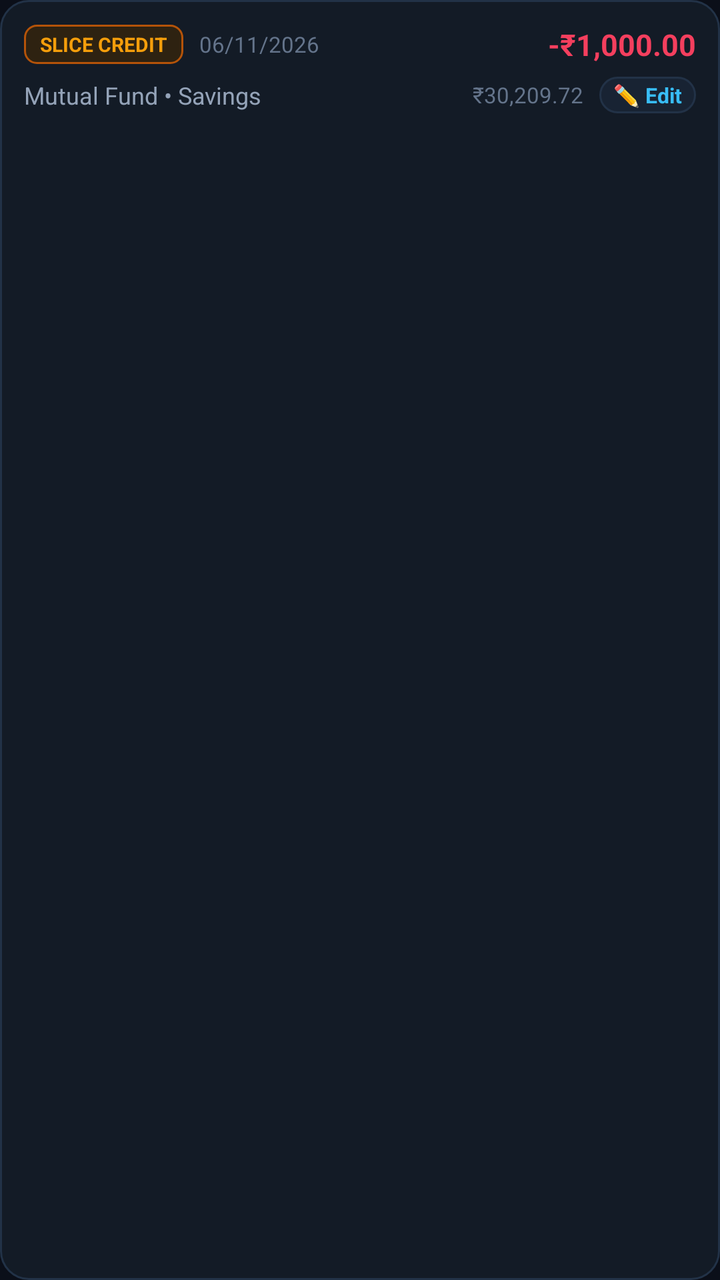
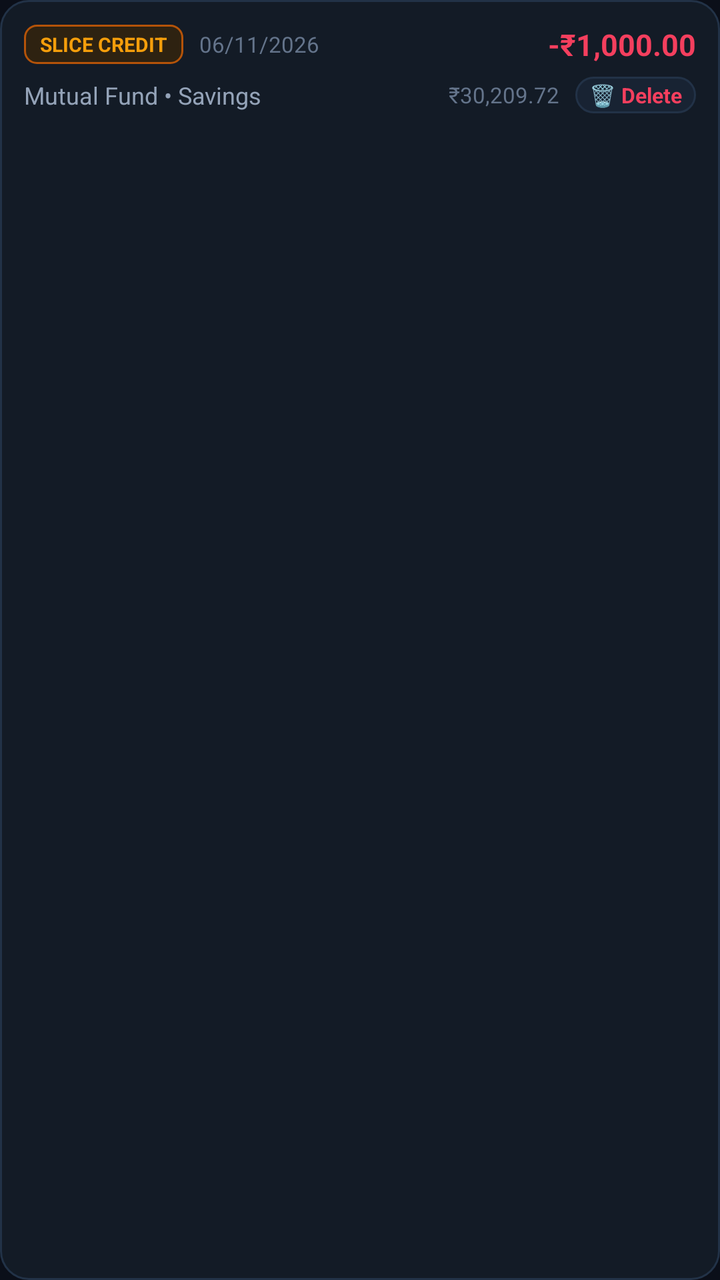

An Android layout rendered at two revisions. The XML below is the earlier revision; the diff shows what the commit changed to produce the second picture.
<!-- AndroidManifest.xml: application theme AppTheme -->
<!-- res/layout/item_transaction.xml -->
<?xml version="1.0" encoding="utf-8"?>
<LinearLayout
    xmlns:android="http://schemas.android.com/apk/res/android"
    android:layout_width="match_parent"
    android:layout_height="wrap_content"
    android:orientation="vertical"
    android:background="@drawable/bg_card"
    android:foreground="?android:attr/selectableItemBackground"
    android:clickable="true"
    android:focusable="true"
    android:padding="12dp"
    android:layout_marginBottom="8dp">

    
    <LinearLayout
        android:layout_width="match_parent"
        android:layout_height="wrap_content"
        android:orientation="horizontal"
        android:gravity="center_vertical">

        
        <TextView
            android:id="@+id/tvTxSourceBadge"
            android:layout_width="wrap_content"
            android:layout_height="wrap_content"
            android:text="SLICE CREDIT"
            android:textColor="@color/amber_gold"
            android:textSize="10sp"
            android:textStyle="bold"
            android:background="@drawable/bg_badge_loan"
            android:paddingStart="8dp"
            android:paddingEnd="8dp"
            android:paddingTop="3dp"
            android:paddingBottom="3dp" />

        <TextView
            android:id="@+id/tvTxDate"
            android:layout_width="wrap_content"
            android:layout_height="wrap_content"
            android:layout_marginStart="8dp"
            android:text="06/11/2026"
            android:textColor="@color/text_muted"
            android:textSize="11sp" />

        <View
            android:layout_width="0dp"
            android:layout_height="1dp"
            android:layout_weight="1" />

        
        <TextView
            android:id="@+id/tvTxAmount"
            android:layout_width="wrap_content"
            android:layout_height="wrap_content"
            android:text="-₹1,000.00"
            android:textColor="@color/red_rose"
            android:textSize="15sp"
            android:textStyle="bold" />
    </LinearLayout>

    
    <LinearLayout
        android:layout_width="match_parent"
        android:layout_height="wrap_content"
        android:layout_marginTop="6dp"
        android:orientation="horizontal"
        android:gravity="center_vertical">

        <TextView
            android:id="@+id/tvTxCategoryDesc"
            android:layout_width="0dp"
            android:layout_height="wrap_content"
            android:layout_weight="1"
            android:text="Mutual Fund • Savings"
            android:textColor="@color/text_secondary"
            android:textSize="12sp" />

        <TextView
            android:id="@+id/tvTxRemainder"
            android:layout_width="wrap_content"
            android:layout_height="wrap_content"
            android:text="₹30,209.72"
            android:textColor="@color/text_muted"
            android:textSize="11sp" />

        <TextView
            android:id="@+id/btnEditTxItem"
            android:layout_width="wrap_content"
            android:layout_height="wrap_content"
            android:layout_marginStart="8dp"
            android:background="@drawable/bg_pill_dark"
            android:text="✏️ Edit"
            android:textColor="@color/blue_sky"
            android:textSize="10.5sp"
            android:textStyle="bold"
            android:paddingStart="7dp"
            android:paddingEnd="7dp"
            android:paddingTop="2dp"
            android:paddingBottom="2dp" />
    </LinearLayout>

</LinearLayout>
<!-- resources referenced by this layout -->
<resources>
  <color name="amber_gold">#F59E0B</color>
  <color name="blue_sky">#38BDF8</color>
  <color name="red_rose">#F43F5E</color>
  <color name="text_muted">#64748B</color>
  <color name="text_secondary">#94A3B8</color>
  <!-- drawable bg_badge_loan (drawable) -->
  <?xml version="1.0" encoding="utf-8"?>
  <shape xmlns:android="http://schemas.android.com/apk/res/android"
      android:shape="rectangle">
      <solid android:color="@color/amber_bg" />
      <corners android:radius="6dp" />
      <stroke
          android:width="1dp"
          android:color="#B45309" />
  </shape>
  <!-- drawable bg_card (drawable) -->
  <?xml version="1.0" encoding="utf-8"?>
  <shape xmlns:android="http://schemas.android.com/apk/res/android"
      android:shape="rectangle">
      <solid android:color="@color/bg_card" />
      <corners android:radius="14dp" />
      <stroke
          android:width="1dp"
          android:color="@color/border_dark" />
  </shape>
  <!-- drawable bg_pill_dark (drawable) -->
  <?xml version="1.0" encoding="utf-8"?>
  <shape xmlns:android="http://schemas.android.com/apk/res/android"
      android:shape="rectangle">
      <solid android:color="@color/bg_card_secondary" />
      <corners android:radius="20dp" />
      <stroke
          android:width="1dp"
          android:color="@color/border_dark" />
  </shape>
  <style name="AppTheme" parent="Theme.MaterialComponents.DayNight.NoActionBar">
          <item name="colorPrimary">@color/colorPrimary</item>
          <item name="colorPrimaryDark">@color/colorPrimaryDark</item>
          <item name="colorAccent">@color/colorAccent</item>
          <item name="android:windowBackground">@color/bg_dark</item>
          <item name="android:statusBarColor">@color/bg_dark</item>
          <item name="android:navigationBarColor">@color/nav_bottom_bg</item>
          <item name="android:textColorPrimary">@color/text_primary</item>
          <item name="android:textColorSecondary">@color/text_secondary</item>
      </style>
  <color name="amber_bg">#2E2211</color>
  <color name="bg_card">#131B26</color>
  <color name="border_dark">#223247</color>
  <color name="bg_card_secondary">#182333</color>
  <color name="colorPrimary">#10B981</color>
  <color name="colorPrimaryDark">#0B0F19</color>
  <color name="colorAccent">#10B981</color>
  <color name="bg_dark">#0B0F19</color>
  <color name="nav_bottom_bg">#0E1420</color>
  <color name="text_primary">#F8FAFC</color>
</resources>

<!-- the commit's change to res/layout/item_transaction.xml (unified diff, before → after) -->
@@ -84,13 +84,13 @@
             android:textSize="11sp" />
 
         <TextView
-            android:id="@+id/btnEditTxItem"
+            android:id="@+id/btnDeleteTxItem"
             android:layout_width="wrap_content"
             android:layout_height="wrap_content"
             android:layout_marginStart="8dp"
             android:background="@drawable/bg_pill_dark"
-            android:text="✏️ Edit"
-            android:textColor="@color/blue_sky"
+            android:text="🗑️ Delete"
+            android:textColor="@color/red_rose"
             android:textSize="10.5sp"
             android:textStyle="bold"
             android:paddingStart="7dp"
<!-- resource entries referenced after the edit -->
@@ -1,7 +1,6 @@
 <!-- resources referenced by this layout -->
 <resources>
   <color name="amber_gold">#F59E0B</color>
-  <color name="blue_sky">#38BDF8</color>
   <color name="red_rose">#F43F5E</color>
   <color name="text_muted">#64748B</color>
   <color name="text_secondary">#94A3B8</color>
